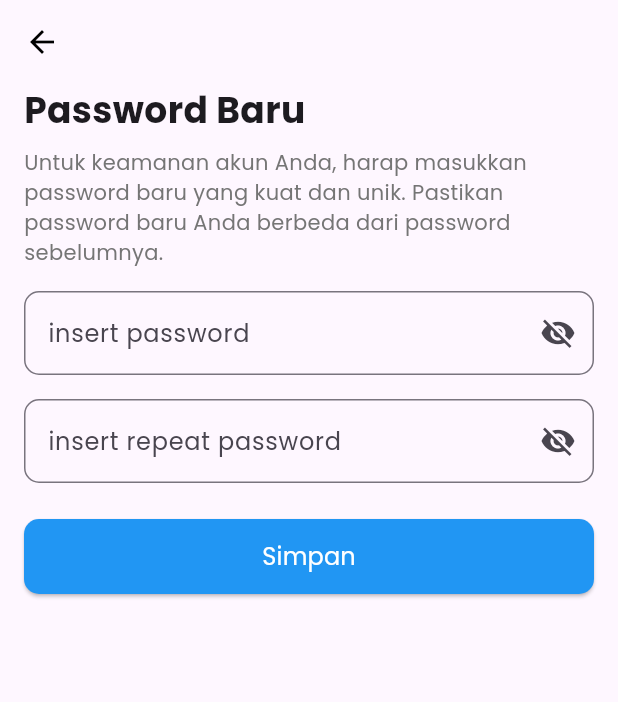
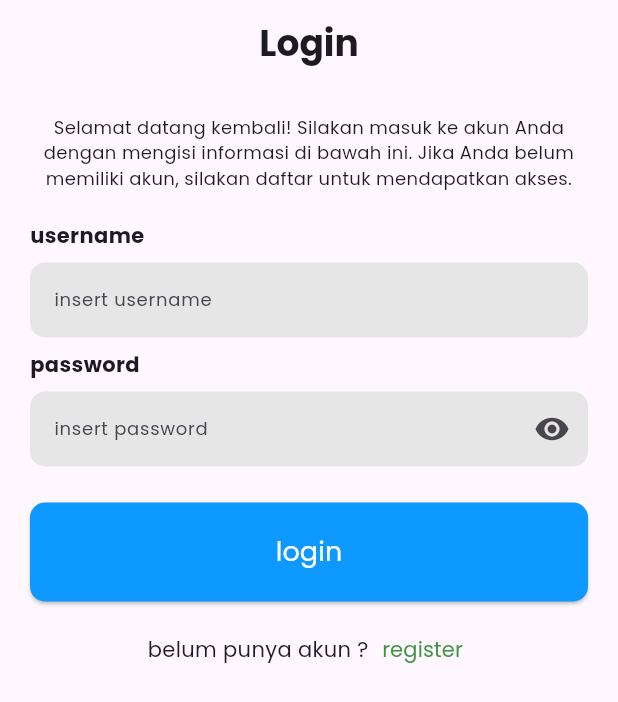
Before and after one commit to NeoCode29/Project-Kasir-Pintar-Mobile, a Flutter app: the screen it shows after launch, on a phone screen of 412 x 824 dp. Shown: the top 702 px of the screen. Run offline on Flutter 3.47's test engine with Material 3 defaults, Android fonts, the phone set to English and light mode, and no system bars.

Commit message:
"faut : addhalaman login and adjust halamanRegister"

```diff
--- a/lib/components/button.dart
+++ b/lib/components/button.dart
@@ -16,7 +16,9 @@ class RegulerButton extends StatelessWidget {
         style: ElevatedButton.styleFrom(
             padding: EdgeInsets.symmetric(vertical: 20),
             backgroundColor: Color.fromRGBO(13, 153, 255, 1),
-            foregroundColor: Colors.white));
+            foregroundColor: Colors.white,
+            shape: RoundedRectangleBorder(
+                borderRadius: BorderRadius.circular(10))));
   }
 }
 
--- a/lib/components/input.dart
+++ b/lib/components/input.dart
@@ -29,8 +29,7 @@ class RegularInput extends StatelessWidget {
                   borderSide: BorderSide.none),
               filled: true,
               fillColor: const Color.fromRGBO(230, 230, 230, 1)),
-          style:
-              TextStyle(color: Color.fromRGBO(143, 139, 149, 1), fontSize: 12),
+          style: TextStyle(color: Color.fromRGBO(64, 64, 65, 1), fontSize: 12),
         )
       ],
     );
--- a/lib/main.dart
+++ b/lib/main.dart
@@ -1,6 +1,7 @@
 import "package:flutter/material.dart";
 import "package:kasir_pintar/pages/halamanForgotPassword.dart";
 import "package:kasir_pintar/pages/halamanGantiProfile.dart";
+import "package:kasir_pintar/pages/halamanLogin.dart";
 import "package:kasir_pintar/pages/halamanPasswordBaru.dart";
 import "package:kasir_pintar/pages/halamanRegister.dart";
 
@@ -23,7 +24,7 @@ class myApp extends StatelessWidget {
         "halaman lupa password": (context) => HalamanForgotPassword(),
         "halaman password baru": (context) => HalamanNewPassword()
       },
-      home: HalamanNewPassword(),
+      home: HalamanLogin(),
     );
   }
 }
--- /dev/null
+++ b/lib/pages/halamanLogin.dart
@@ -0,0 +1,86 @@
+import 'package:flutter/material.dart';
+import 'package:kasir_pintar/components/button.dart';
+import 'package:kasir_pintar/components/input.dart';
+import 'package:kasir_pintar/components/link.dart';
+
+class HalamanLogin extends StatelessWidget {
+  TextEditingController usernameController = TextEditingController();
+  TextEditingController passwordController = TextEditingController();
+
+  HalamanLogin({super.key});
+
+  @override
+  Widget build(BuildContext context) {
+    // mengambil ukuran layar
+    final size = MediaQuery.of(context).size;
+
+    return Scaffold(
+      appBar: AppBar(
+        title: Text(
+          "Login",
+          style: TextStyle(fontWeight: FontWeight.w700, fontSize: 24),
+          textAlign: TextAlign.center,
+        ),
+        centerTitle: true,
+      ),
+      body: SingleChildScrollView(
+        child: Padding(
+          padding: EdgeInsets.symmetric(horizontal: 20),
+          child: Column(
+            crossAxisAlignment: CrossAxisAlignment.stretch,
+            children: [
+              SizedBox(
+                height: 20,
+              ),
+              Row(
+                mainAxisAlignment: MainAxisAlignment.center,
+                children: [
+                  Container(
+                    child: Text(
+                      "Selamat datang kembali! Silakan masuk ke akun Anda dengan mengisi informasi di bawah ini. Jika Anda belum memiliki akun, silakan daftar untuk mendapatkan akses.",
+                      textAlign: TextAlign.center,
+                      maxLines: 4,
+                      overflow: TextOverflow.ellipsis,
+                      style: TextStyle(fontSize: 12),
+                    ),
+                    width: size.width - 40,
+                  )
+                ],
+              ),
+              SizedBox(
+                height: 20,
+              ),
+              RegularInput(
+                label: "username",
+                controller: usernameController,
+                placeholder: "insert username",
+              ),
+              SizedBox(height: 8),
+              PasswordInput(
+                label: "password",
+                controller: passwordController,
+                placeholder: "insert password",
+              ),
+              SizedBox(
+                height: 24,
+              ),
+              RegulerButton(handlePress: () {}, label: "login"),
+              SizedBox(height: 8),
+              Row(
+                mainAxisAlignment: MainAxisAlignment.center,
+                children: [
+                  Text("belum punya akun ? "),
+                  Link(
+                      handlePress: () {
+                        Navigator.pushNamed(context, "halaman register");
+                      },
+                      label: "register")
+                ],
+              )
+            ],
+          ),
+        ),
+      ),
+    );
+  }
+}
```
Also changed, not shown: lib/pages/halamanRegister.dart (+21 -19 lines).
